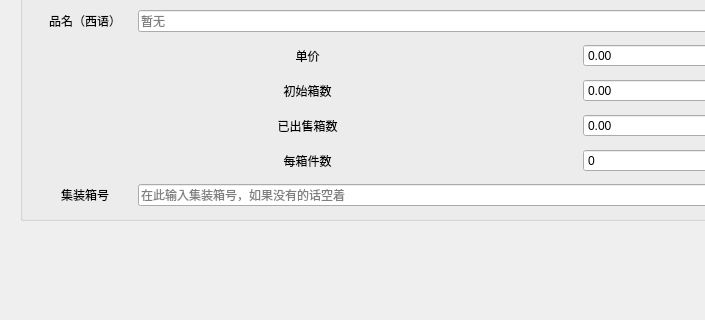
First picture: the form in CompanyStroageManagement/AddNewModelWindow.ui, repository linxinwNeo/CompanyStroageManagement, before the edit; both pictures show x 0 to 705 and y 110 to 430 of the 1162 by 641 pixel window.
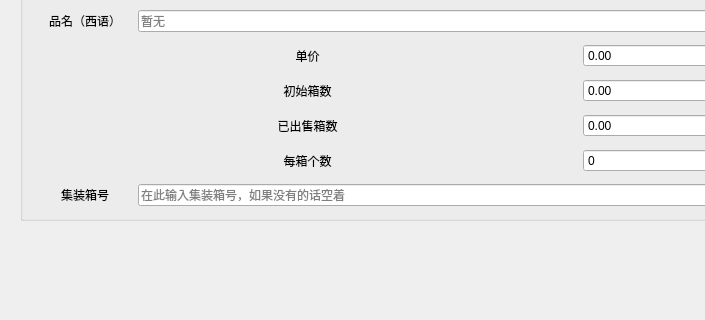
Second picture: the form after the edit.

The edit to the form file:
```diff
--- a/CompanyStroageManagement/AddNewModelWindow.ui
+++ b/CompanyStroageManagement/AddNewModelWindow.ui
@@ -290,7 +290,7 @@
             <item>
              <widget class="QLabel" name="NUM_ITEMS_PER_BOX_label">
               <property name="text">
-               <string>每箱件数</string>
+               <string>每箱个数</string>
               </property>
               <property name="alignment">
                <set>Qt::AlignCenter</set>
```
